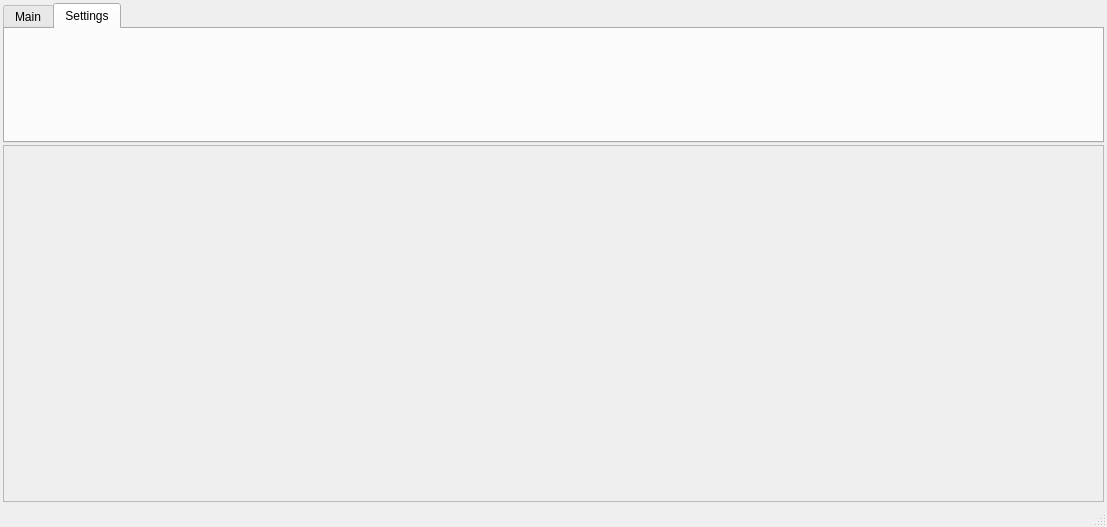
This is src/MainWindow.ui in Y-Vladimir/SmartDeblur as Qt 5 draws it before an edit. The edited form follows.
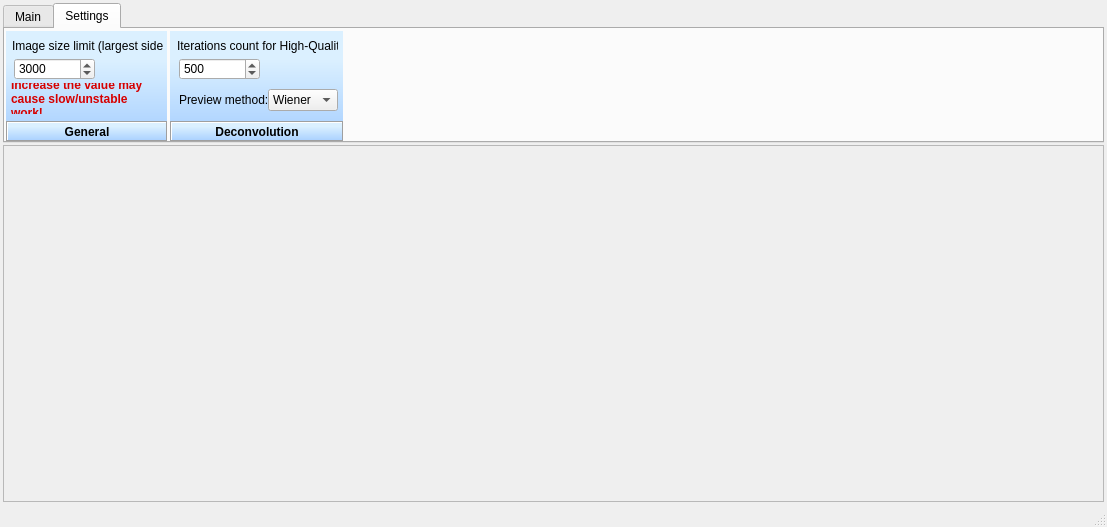
This is the edited form. The open tabs and pages were chosen to show the change. Icons and pictures are not drawn.

```diff
--- a/src/MainWindow.ui
+++ b/src/MainWindow.ui
@@ -854,6 +854,238 @@
        <attribute name="title">
         <string>Settings</string>
        </attribute>
+       <widget class="QFrame" name="frame_4">
+        <property name="geometry">
+         <rect>
+          <x>1</x>
+          <y>2</y>
+          <width>161</width>
+          <height>110</height>
+         </rect>
+        </property>
+        <property name="styleSheet">
+         <string notr="true">QFrame  {background-color: qlineargradient(spread:pad, x1:0, y1:1, x2:0, y2:0, stop:0 rgba(165, 206, 255, 255), stop:0.744318 rgba(219, 240, 255, 255))}
+
+QLabel {background-color: none;}
+
+</string>
+        </property>
+        <property name="frameShape">
+         <enum>QFrame::NoFrame</enum>
+        </property>
+        <property name="frameShadow">
+         <enum>QFrame::Sunken</enum>
+        </property>
+        <widget class="QLabel" name="label_6">
+         <property name="geometry">
+          <rect>
+           <x>0</x>
+           <y>90</y>
+           <width>162</width>
+           <height>21</height>
+          </rect>
+         </property>
+         <property name="font">
+          <font>
+           <weight>75</weight>
+           <bold>true</bold>
+          </font>
+         </property>
+         <property name="styleSheet">
+          <string notr="true">background-color: qlineargradient(spread:pad, x1:0, y1:1, x2:0, y2:0, stop:0 rgba(165, 206, 255, 255), stop:0.744318 rgba(219, 240, 255, 255))
+</string>
+         </property>
+         <property name="frameShape">
+          <enum>QFrame::Box</enum>
+         </property>
+         <property name="frameShadow">
+          <enum>QFrame::Sunken</enum>
+         </property>
+         <property name="text">
+          <string>General</string>
+         </property>
+         <property name="alignment">
+          <set>Qt::AlignCenter</set>
+         </property>
+        </widget>
+        <widget class="QLabel" name="label">
+         <property name="geometry">
+          <rect>
+           <x>6</x>
+           <y>7</y>
+           <width>151</width>
+           <height>16</height>
+          </rect>
+         </property>
+         <property name="text">
+          <string>Image size limit (largest side):</string>
+         </property>
+        </widget>
+        <widget class="QSpinBox" name="imageSizeLimitSpinBox">
+         <property name="geometry">
+          <rect>
+           <x>8</x>
+           <y>27</y>
+           <width>81</width>
+           <height>22</height>
+          </rect>
+         </property>
+         <property name="minimum">
+          <number>100</number>
+         </property>
+         <property name="maximum">
+          <number>10000</number>
+         </property>
+         <property name="value">
+          <number>3000</number>
+         </property>
+        </widget>
+        <widget class="QLabel" name="label_8">
+         <property name="geometry">
+          <rect>
+           <x>5</x>
+           <y>52</y>
+           <width>151</width>
+           <height>31</height>
+          </rect>
+         </property>
+         <property name="font">
+          <font>
+           <weight>75</weight>
+           <bold>true</bold>
+          </font>
+         </property>
+         <property name="styleSheet">
+          <string notr="true">color: rgb(214, 0, 0);</string>
+         </property>
+         <property name="text">
+          <string>Increase the value may cause slow/unstable work!</string>
+         </property>
+         <property name="wordWrap">
+          <bool>true</bool>
+         </property>
+        </widget>
+       </widget>
+       <widget class="QFrame" name="frame_6">
+        <property name="geometry">
+         <rect>
+          <x>165</x>
+          <y>2</y>
+          <width>173</width>
+          <height>110</height>
+         </rect>
+        </property>
+        <property name="styleSheet">
+         <string notr="true">QFrame  {background-color: qlineargradient(spread:pad, x1:0, y1:1, x2:0, y2:0, stop:0 rgba(165, 206, 255, 255), stop:0.744318 rgba(219, 240, 255, 255))}
+
+QLabel {background-color: none;}
+
+</string>
+        </property>
+        <property name="frameShape">
+         <enum>QFrame::NoFrame</enum>
+        </property>
+        <property name="frameShadow">
+         <enum>QFrame::Sunken</enum>
+        </property>
+        <widget class="QLabel" name="label_9">
+         <property name="geometry">
+          <rect>
+           <x>0</x>
+           <y>90</y>
+           <width>174</width>
+           <height>21</height>
+          </rect>
+         </property>
+         <property name="font">
+          <font>
+           <weight>75</weight>
+           <bold>true</bold>
+          </font>
+         </property>
+         <property name="styleSheet">
+          <string notr="true">background-color: qlineargradient(spread:pad, x1:0, y1:1, x2:0, y2:0, stop:0 rgba(165, 206, 255, 255), stop:0.744318 rgba(219, 240, 255, 255))
+</string>
+         </property>
+         <property name="frameShape">
+          <enum>QFrame::Box</enum>
+         </property>
+         <property name="frameShadow">
+          <enum>QFrame::Sunken</enum>
+         </property>
+         <property name="text">
+          <string>Deconvolution</string>
+         </property>
+         <property name="alignment">
+          <set>Qt::AlignCenter</set>
+         </property>
+        </widget>
+        <widget class="QSpinBox" name="tvIterationsCountSpinBox">
+         <property name="geometry">
+          <rect>
+           <x>9</x>
+           <y>27</y>
+           <width>81</width>
+           <height>22</height>
+          </rect>
+         </property>
+         <property name="minimum">
+          <number>50</number>
+         </property>
+         <property name="maximum">
+          <number>1000</number>
+         </property>
+         <property name="value">
+          <number>500</number>
+         </property>
+        </widget>
+        <widget class="QLabel" name="label_10">
+         <property name="geometry">
+          <rect>
+           <x>7</x>
+           <y>7</y>
+           <width>161</width>
+           <height>16</height>
+          </rect>
+         </property>
+         <property name="text">
+          <string>Iterations count for High-Quality:</string>
+         </property>
+        </widget>
+        <widget class="QLabel" name="label_11">
+         <property name="geometry">
+          <rect>
+           <x>9</x>
+           <y>61</y>
+           <width>91</width>
+           <height>16</height>
+          </rect>
+         </property>
+         <property name="text">
+          <string>Preview method:</string>
+         </property>
+        </widget>
+        <widget class="QComboBox" name="previewMethodComboBox">
+         <property name="geometry">
+          <rect>
+           <x>98</x>
+           <y>58</y>
+           <width>70</width>
+           <height>22</height>
+          </rect>
+         </property>
+         <item>
+          <property name="text">
+           <string>Wiener</string>
+          </property>
+         </item>
+         <item>
+          <property name="text">
+           <string>Tikhonov</string>
+          </property>
+         </item>
+        </widget>
+       </widget>
       </widget>
      </widget>
     </item>
```
Left out of the diff: 9 changed lines with no effect on the pictures.
